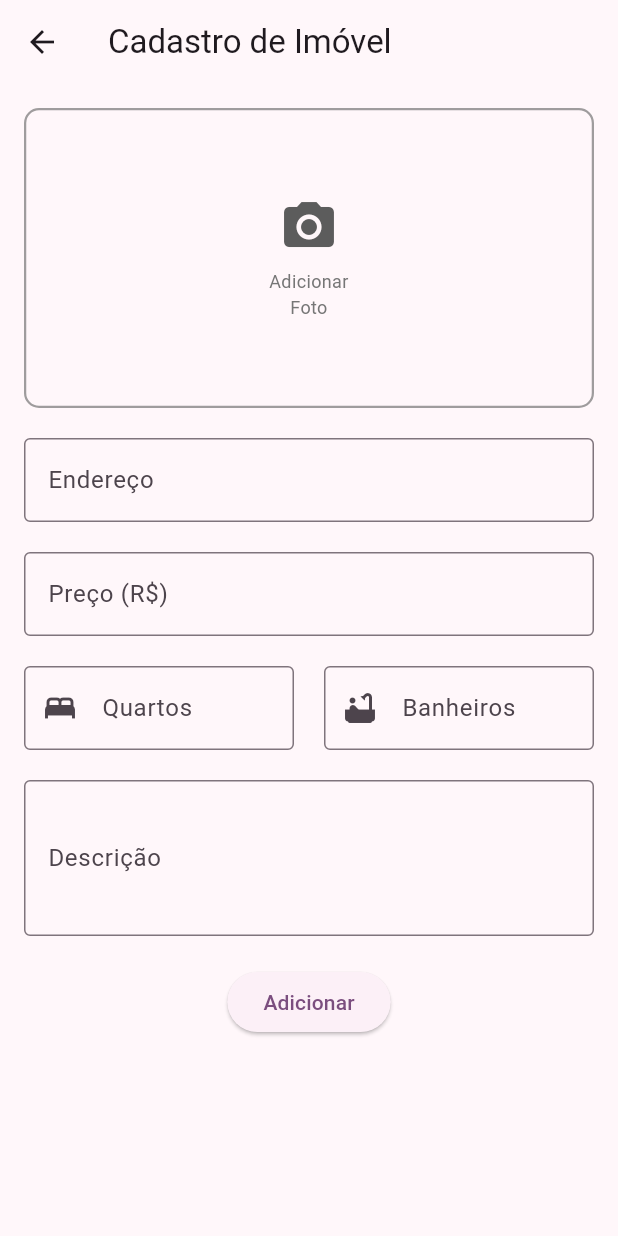
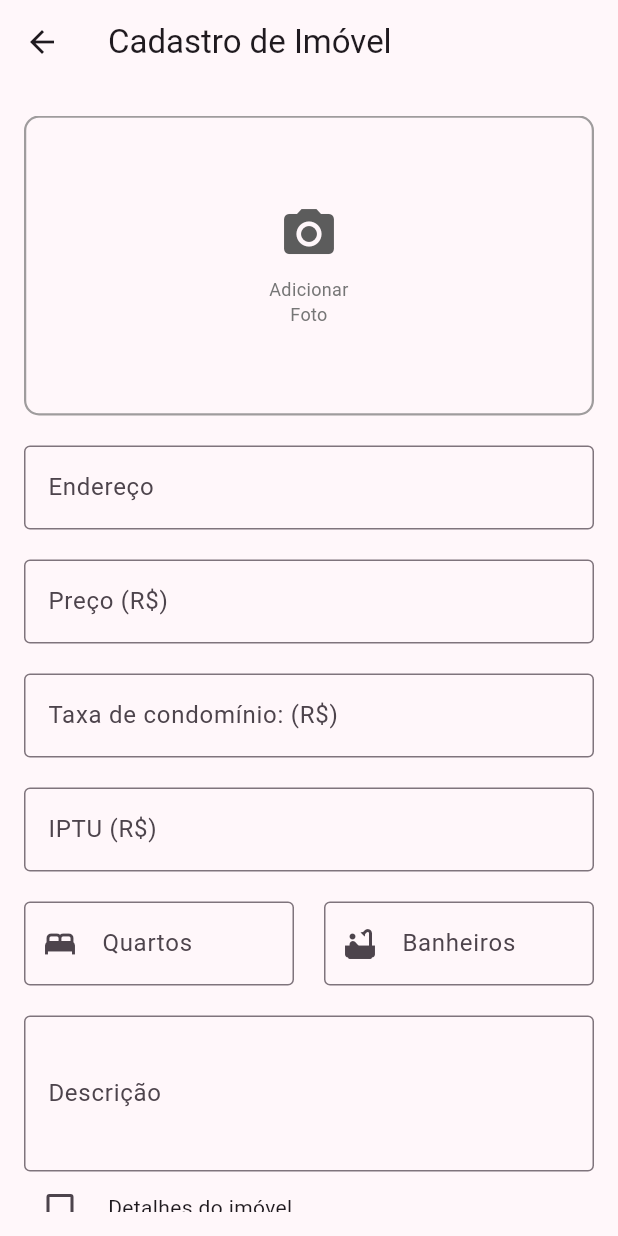
Before and after one commit to GiovanaThais/ache_um_lar, a Flutter app: the AddHomesFormPage screen opened directly, on a phone screen of 412 x 824 dp. Run offline on Flutter 3.47's test engine with Material 3 defaults, Android fonts, the phone set to English and light mode, and no system bars; our stand-ins replace brasil_fields, carousel_slider, flutter_modular, font_awesome_flutter, image_picker and 1 more; missing offline and left inert: dart:ffi; accounts and stored records are empty; network calls fail.

Commit message:
feat: add check extra info

```diff
--- a/lib/app/core/widgets/home_app_bar_widget.dart
+++ b/lib/app/core/widgets/home_app_bar_widget.dart
@@ -1,6 +1,4 @@
 import 'package:flutter/material.dart';
-
-import 'custom_drawer_widget.dart';
 
 class MyHomePageWidget extends StatefulWidget {
   const MyHomePageWidget({super.key, required this.title});
--- a/lib/app/features/auth/registers/widgets/text_label_widget.dart
+++ b/lib/app/features/auth/registers/widgets/text_label_widget.dart
@@ -25,7 +25,7 @@ class TextLabel extends StatelessWidget {
             labelText: textlabel,
             labelStyle:
                 const TextStyle(fontSize: 15, fontWeight: FontWeight.bold),
-            border: OutlineInputBorder()),
+            border: const OutlineInputBorder()),
       ),
     );
   }
--- a/lib/app/features/home/models/card_home_model.dart
+++ b/lib/app/features/home/models/card_home_model.dart
@@ -15,6 +15,8 @@ class CardHomeModel {
   final int garages;
   final double sqFeet;
   List<String> moreImagesUrl;
+  final double iptu;
+  final double condominiumTax;
 
   CardHomeModel({
     required this.name,
@@ -29,6 +31,8 @@ class CardHomeModel {
     required this.sqFeet,
     this.isFav = false,
     this.moreImagesUrl = const [],
+    required this.iptu,
+    required this.condominiumTax,
   });
 
   CardHomeModel copyWith({
@@ -43,6 +47,8 @@ class CardHomeModel {
     double? sqFeet,
     Bool? isFav,
     List<String>? moreImagesUrl,
+    double? iptu,
+    double? condominiumTax,
   }) {
     return CardHomeModel(
         name: name ?? this.name,
@@ -55,6 +61,8 @@ class CardHomeModel {
         bathRooms: bathRooms ?? this.bathRooms,
         garages: garages ?? this.garages,
         sqFeet: sqFeet ?? this.sqFeet,
+        iptu: iptu ?? this.iptu,
+        condominiumTax: condominiumTax ?? this.condominiumTax,
         moreImagesUrl: moreImagesUrl ?? this.moreImagesUrl);
   }
 
@@ -78,6 +86,8 @@ class CardHomeModel {
         bathRooms: 0,
         garages: 0,
         sqFeet: 0,
+        iptu: 0,
+        condominiumTax: 0,
         moreImagesUrl: map['moreImagesUrl']);
   }
 
--- a/lib/app/features/home/presenter/pages/datails_page.dart
+++ b/lib/app/features/home/presenter/pages/datails_page.dart
@@ -1,5 +1,6 @@
 import 'package:ache_um_lar/app/features/home/models/card_home_model.dart';
 import 'package:ache_um_lar/app/features/home/submodules/details/widgets/bottom_buttons.dart';
+import 'package:ache_um_lar/app/features/home/submodules/register/widgets/check_more_info_widget.dart';
 import 'package:ache_um_lar/app/features/home/submodules/details/widgets/custom_bar_widgtes.dart';
 import 'package:flutter/material.dart';
 
@@ -32,6 +33,7 @@ class _DetailsHousesState extends State<DetailsHouses> {
                 imagesListUrl: widget.house.moreImagesUrl ?? [],
               ),
               HouseDetailsWidget(widget.house),
+              //const CheckMoreInfoWidget(),
             ],
           ),
           const BottomButtons(),
--- a/lib/app/features/home/presenter/pages/realty_page.dart
+++ b/lib/app/features/home/presenter/pages/realty_page.dart
@@ -29,6 +29,8 @@ class _CardPageState extends State<CardPage> {
             bathRooms: data.bathRooms,
             garages: data.garages,
             sqFeet: data.sqFeet,
+            iptu: data.iptu,
+            condominiumTax: data.condominiumTax,
             moreImagesUrl: data.moreImagesUrl ?? [],
           ))
       .toList();
--- a/lib/app/features/home/submodules/favorites/pages/favorites_page.dart
+++ b/lib/app/features/home/submodules/favorites/pages/favorites_page.dart
@@ -28,6 +28,8 @@ class _FavoritesPageState extends State<FavoritesPage> {
             bathRooms: data.bathRooms,
             garages: data.garages,
             sqFeet: data.sqFeet,
+            iptu: data.iptu,
+            condominiumTax: data.condominiumTax,
             moreImagesUrl: data.moreImagesUrl ?? [],
           ))
       .where((element) => element.isFav)
--- a/lib/app/features/home/submodules/register/add_homes_form_page.dart
+++ b/lib/app/features/home/submodules/register/add_homes_form_page.dart
@@ -2,6 +2,7 @@ import 'package:ache_um_lar/app/features/home/submodules/register/register_modul
 import 'package:flutter/material.dart';
 import 'package:flutter_modular/flutter_modular.dart';
 
+import 'widgets/check_more_info_widget.dart';
 import 'components/add_homes_form_components.dart';
 
 class AddHomesFormPage extends StatelessWidget {
@@ -15,8 +16,16 @@ class AddHomesFormPage extends StatelessWidget {
       ),
       body: Padding(
         padding: const EdgeInsets.all(16.0),
-        child: AddHomesFormComponent(
-          formController: context.read(),
+        child: Column(
+          crossAxisAlignment: CrossAxisAlignment.stretch,
+          children: [
+            const SizedBox(height: 5),
+            Expanded(
+              child: AddHomesFormComponent(
+                formController: context.read(),
+              ),
+            ),
+          ],
         ),
       ),
     );
--- a/lib/app/features/home/submodules/register/components/add_homes_form_components.dart
+++ b/lib/app/features/home/submodules/register/components/add_homes_form_components.dart
@@ -5,6 +5,7 @@ import 'package:flutter/material.dart';
 import 'package:flutter_modular/flutter_modular.dart';
 
 import '../controllers/add_homes_form_controller.dart';
+import '../widgets/check_more_info_widget.dart';
 import '../widgets/text_field_widget.dart';
 
 class AddHomesFormComponent extends StatefulWidget {
@@ -22,6 +23,30 @@ class _AddHomesFormComponentState extends State<AddHomesFormComponent> {
   String imagePath = "";
 
   AddHomesFormController get formController => widget.formController;
+
+  List<String> imovelDetails = [
+    'Área de serviço',
+    'Armários no quarto',
+    'Armários na cozinha',
+    'Mobiliado',
+    'Ar condicionado',
+    'Churrasqueira',
+    'Varanda',
+    'Academia',
+    'Piscina',
+    'Quarto de serviço',
+  ];
+
+  List<String> condominiumDetails = [
+    'Condomínio fechado',
+    'Elevador',
+    'Segurança 24h',
+    'Portaria',
+    'Permitido animais',
+    'Academia (cond.)',
+    'Piscina (cond.)',
+    'Salão de festas',
+  ];
 
   @override
   Widget build(BuildContext context) {
@@ -123,6 +148,18 @@ class _AddHomesFormComponentState extends State<AddHomesFormComponent> {
             validator: (value) => defaultValidator(value, 'Campo Obrigatório'),
           ),
           const SizedBox(height: 20),
+          TextFieldWidget(
+            controller: formController.condominiumTaxController,
+            label: 'Taxa de condomínio: (R\$)',
+            validator: (value) => defaultValidator(value, 'Campo Obrigatório'),
+          ),
+          const SizedBox(height: 20),
+          TextFieldWidget(
+            controller: formController.iptuController,
+            label: 'IPTU (R\$)',
+            validator: (value) => defaultValidator(value, 'Campo Obrigatório'),
+          ),
+          const SizedBox(height: 20),
           Row(
             children: [
               Expanded(
@@ -154,6 +191,20 @@ class _AddHomesFormComponentState extends State<AddHomesFormComponent> {
             keyboardType: TextInputType.multiline,
             validator: (value) => defaultValidator(value, 'Campo Obrigatório'),
           ),
+          const SizedBox(width: 20),
+          Expanded(
+            child: CheckMoreInfoWidget(
+              title: 'Detalhes do imóvel',
+              detailsList: _AddHomesFormComponentState().imovelDetails,
+            ),
+          ),
+          const SizedBox(width: 16),
+          Expanded(
+            child: CheckMoreInfoWidget(
+              title: 'Detalhes do condomínio',
+              detailsList: _AddHomesFormComponentState().condominiumDetails,
+            ),
+          ),
           const SizedBox(height: 20),
           Center(
             child: ElevatedButton(
--- a/lib/app/features/home/submodules/register/controllers/add_homes_form_controller.dart
+++ b/lib/app/features/home/submodules/register/controllers/add_homes_form_controller.dart
@@ -4,6 +4,9 @@ import 'package:flutter/material.dart';
 class AddHomesFormController {
   final TextEditingController addressController = TextEditingController();
   final TextEditingController priceController = TextEditingController();
+  final TextEditingController iptuController = TextEditingController();
+  final TextEditingController condominiumTaxController =
+      TextEditingController();
   final TextEditingController bedroomsController = TextEditingController();
   final TextEditingController bathroomsController = TextEditingController();
   final TextEditingController descriptionController = TextEditingController();
--- /dev/null
+++ b/lib/app/features/home/submodules/register/widgets/check_more_info_widget.dart
@@ -0,0 +1,62 @@
+import 'package:flutter/material.dart';
+
+class CheckMoreInfoWidget extends StatefulWidget {
+  final String title;
+  final List<String> detailsList;
+
+  const CheckMoreInfoWidget({
+    Key? key,
+    required this.title,
+    required this.detailsList,
+  }) : super(key: key);
+
+  @override
+  _CheckMoreInfoWidgetState createState() => _CheckMoreInfoWidgetState();
+}
+
+class _CheckMoreInfoWidgetState extends State<CheckMoreInfoWidget> {
+  bool isChecked = false;
+
+  // Listas de opções específicas para imóvel e condomínio
+  static List<String> imovelDetails = [
+    'Área de serviço',
+    'Armários no quarto',
+    'Armários na cozinha',
+    'Mobiliado',
+    'Ar condicionado',
+    'Churrasqueira',
+    'Varanda',
+    'Academia',
+    'Piscina',
+    'Quarto de serviço',
+  ];
+
+  static List<String> condominiumDetails = [
+    'Condomínio fechado',
+    'Elevador',
+    'Segurança 24h',
+    'Portaria',
+    'Permitido animais',
+    'Academia (cond.)',
+    'Piscina (cond.)',
+    'Salão de festas',
+  ];
+
+  @override
+  Widget build(BuildContext context) {
+    return Row(
+      children: [
+        Checkbox(
+          value: isChecked,
+          onChanged: (value) {
+            setState(() {
+              isChecked = value ?? false;
+            });
+          },
+        ),
+        const SizedBox(width: 8),
+        Text(widget.title),
+      ],
+    );
+  }
+}
--- a/lib/app/utils/data.dart
+++ b/lib/app/utils/data.dart
@@ -1,3 +1,5 @@
+import 'package:flutter/material.dart';
+
 class HouseData {
   final String image;
   final String name;
@@ -11,6 +13,8 @@ class HouseData {
   final double sqFeet;
   final bool isFavorite;
   List<String>? moreImagesUrl;
+  final double iptu;
+  final double condominiumTax;
 
   HouseData({
     required this.image,
@@ -25,6 +29,8 @@ class HouseData {
     required this.garages,
     required this.sqFeet,
     this.moreImagesUrl,
+    required this.iptu,
+    required this.condominiumTax,
   });
 }
 
@@ -42,11 +48,15 @@ List<HouseData> popular = [
     sqFeet: 1.416,
     isFavorite: true,
     address: 'Rua A, N0,Bairro B',
+    iptu: 2.000,
     moreImagesUrl: [
       "https://img.freepik.com/fotos-gratis/casa-isolada-no-campo_1303-23773.jpg?w=1380&t=st=1704563798~exp=1704564398~hmac=923a6ab50345b26fbbe06e6992fae57516746d43a4c4dc0760b7339dff8317e1",
       'https://img.freepik.com/fotos-gratis/3d-renderizacao-loft-sala-de-estar-escandinava-com-mesa-de-trabalho-e-estante_105762-2094.jpg',
       'https://planner5d.com/blog/content/images/2023/05/pexels-vecislavas-popa-1571459-1.jpg',
-      ]),
+      "https://img.freepik.com/fotos-gratis/desenho-interior-de-cozinha-bonito_23-2150976557.jpg?w=996&t=st=1705258979~exp=1705259579~hmac=dcf0faf00f2e12606770111e7618d4a176a07c17513d4980ce30f9185d16bf63"
+    ],
+    condominiumTax: 500,
+  ),
   HouseData(
     image:
         "https://casacor.abril.com.br/wp-content/uploads/sites/7/2022/01/Casa-Liu-Raiz-Arquitetura-Foto-Leonardo-Giantomasi-2.jpg?quality=90&strip=info",
@@ -60,10 +70,13 @@ List<HouseData> popular = [
     sqFeet: 1.416,
     isFavorite: false,
     address: 'Rua A, N0, Bairro B',
+    iptu: 2.000,
     moreImagesUrl: [
       "https://casacor.abril.com.br/wp-content/uploads/sites/7/2022/01/Casa-Liu-Raiz-Arquitetura-Foto-Leonardo-Giantomasi-2.jpg?quality=90&strip=info",
       'https://i.pinimg.com/564x/05/3b/d0/053bd0e10819c0d8f2605f579dbda9fc.jpg'
-      ]),
+    ],
+    condominiumTax: 500,
+  ),
   HouseData(
     image:
         "https://img.freepik.com/fotos-gratis/villa-com-piscina-de-luxo-espetacular-design-contemporaneo-arte-digital-imoveis-casa-casa-e-propriedade-ge_1258-150749.jpg?size=626&ext=jpg&ga=GA1.1.1546980028.1704153600&semt=sph",
@@ -77,9 +90,12 @@ List<HouseData> popular = [
     sqFeet: 1.416,
     isFavorite: false,
     address: 'Rua A, N0,Bairro B',
+    iptu: 2.000,
     moreImagesUrl: [
       "https://img.freepik.com/fotos-gratis/villa-com-piscina-de-luxo-espetacular-design-contemporaneo-arte-digital-imoveis-casa-casa-e-propriedade-ge_1258-150749.jpg?size=626&ext=jpg&ga=GA1.1.1546980028.1704153600&semt=sph",
-      ]),
+    ],
+    condominiumTax: 500,
+  ),
   HouseData(
     image:
         "https://img.freepik.com/fotos-gratis/design-house-villa-moderna-com-sala-de-estar-em-plano-aberto-e-ala-de-quarto-privado-grande-terraco-com-privacidade_1258-169741.jpg?w=1380&t=st=1704563873~exp=1704564473~hmac=e2f6c5d9e1bf5614f7ba225f11b8a0120174eb42afd92e4c2988ee02822d6a23",
@@ -93,9 +109,12 @@ List<HouseData> popular = [
     sqFeet: 1.416,
     isFavorite: false,
     address: 'Rua A, N0,Bairro B',
+    iptu: 2.000,
     moreImagesUrl: [
-      "https://img.freepik.com/fotos-gratis/design-house-villa-moderna-com-sala-de-estar-em-plano-aberto-e-ala-de-quarto-privado-grande-terraco-com-privacidade_1258-169741.jpg?w=1380&t=st=1704563873~exp=1704564473~hmac=e2f6c5d9e1bf5614f7ba225f11b8a0120174eb42afd92e4c2988ee02822d6a23"
+      "https://img.freepik.com/fotos-gratis/design-house-villa-moderna-com-sala-de-estar-em-plano-aberto-e-ala-de-quarto-privado-grande-terraco-com-privacidade_1258-169741.jpg?w=1380&t=st=1704563873~exp=1704564473~hmac=e2f6c5d9e1bf5614f7ba225f11b8a0120174eb42afd92e4c2988ee02822d6a23",
+      "https://img.freepik.com/fotos-gratis/renderizacao-3d-moderna-sala-de-jantar-e-sala-de-estar-com-decoracao-de-luxo-e-sofa-verde_105762-2140.jpg?w=1380&t=st=1705258817~exp=1705259417~hmac=79044c4537f9181ccf5251b7eae3a53be6fa8ab09f642e1a8875582eb546660e"
     ],
+    condominiumTax: 500,
   ),
   HouseData(
     image:
@@ -110,11 +129,14 @@ List<HouseData> popular = [
     sqFeet: 1.416,
     isFavorite: true,
     address: 'Rua A, N0,Bairro B',
+    iptu: 2.000,
     moreImagesUrl: [
       "https://img.freepik.com/fotos-gratis/arquitetura-moderna-de-apartamentos_1268-14696.jpg?w=1380&t=st=1704563949~exp=1704564549~hmac=fc1479315a2b262d80a039bf07bf5366553156f02120efeaf43adba1476a6b6b",
       'https://media.istockphoto.com/id/1293762741/pt/foto/modern-living-room-interior-3d-render.jpg?s=612x612&w=0&k=20&c=k-tUeeOObCH5eXkzesP6-jfMkJ2pnMIaU4YpclAjgAA=',
       'https://www.estilofontana.com.br/blog/wp-content/uploads/2021/02/Cozinha-Americana.jpg'
-      ]),
+    ],
+    condominiumTax: 500,
+  ),
   HouseData(
     image:
         "https://img.freepik.com/fotos-gratis/aconchegante-sala-de-estar-de-um-apartamento-moderno_181624-58445.jpg?w=1380&t=st=1704563749~exp=1704564349~hmac=4ccf8ba46a290fc750ec10db9d5f0a7cecb301ff7bcea7a26287b0ef0b37678e",
@@ -128,9 +150,12 @@ List<HouseData> popular = [
     sqFeet: 1.416,
     isFavorite: false,
     address: 'Rua A, N0,Bairro B',
+    iptu: 2.000,
     moreImagesUrl: [
-      "https://img.freepik.com/fotos-gratis/aconchegante-sala-de-estar-de-um-apartamento-moderno_181624-58445.jpg?w=1380&t=st=1704563749~exp=1704564349~hmac=4ccf8ba46a290fc750ec10db9d5f0a7cecb301ff7bcea7a26287b0ef0b37678e"
+      "https://img.freepik.com/fotos-gratis/aconchegante-sala-de-estar-de-um-apartamento-moderno_181624-58445.jpg?w=1380&t=st=1704563749~exp=1704564349~hmac=4ccf8ba46a290fc750ec10db9d5f0a7cecb301ff7bcea7a26287b0ef0b37678e",
+      "https://img.freepik.com/fotos-gratis/quarto-vazio-moderno-com-mobilia_23-2149178335.jpg?w=1380&t=st=1705258925~exp=1705259525~hmac=70689709189512df145d0bea790371a2fd06216f36aa8f52b3bd040ccae4d2ba"
     ],
+    condominiumTax: 500,
   ),
 ];
 
```
Also changed, not shown: lib/app/features/home/submodules/details/widgets/bottom_buttons.dart (+5 -4 lines), lib/app/features/home/submodules/details/widgets/house_datails_widgets.dart (+57 -4 lines). Lines whose indentation alone changed are shown as unchanged.
